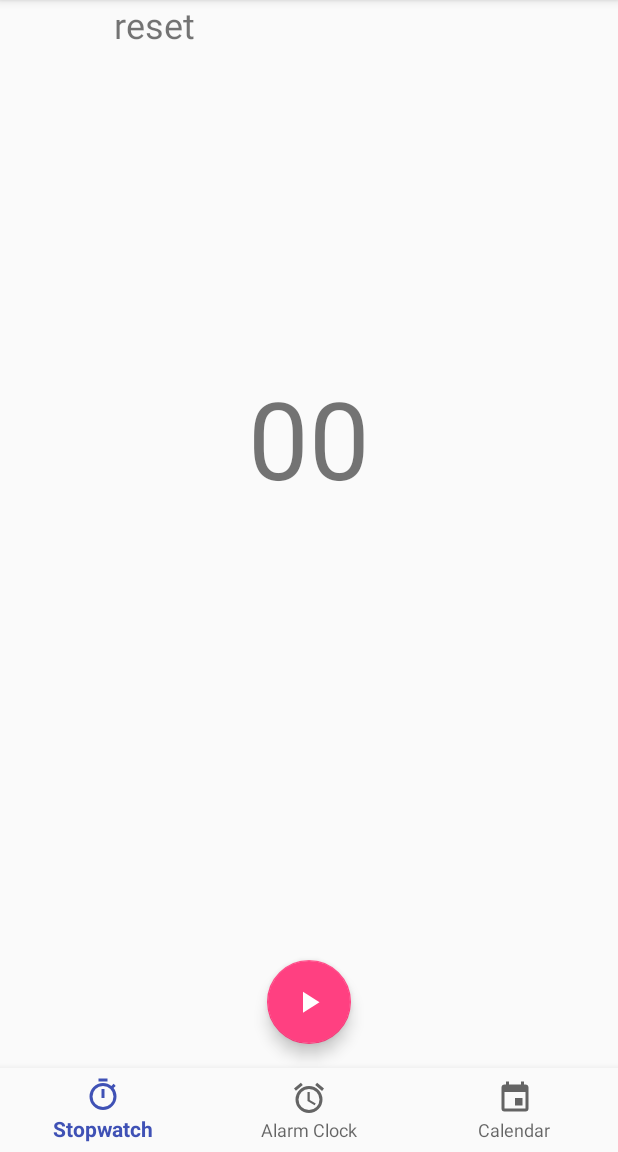
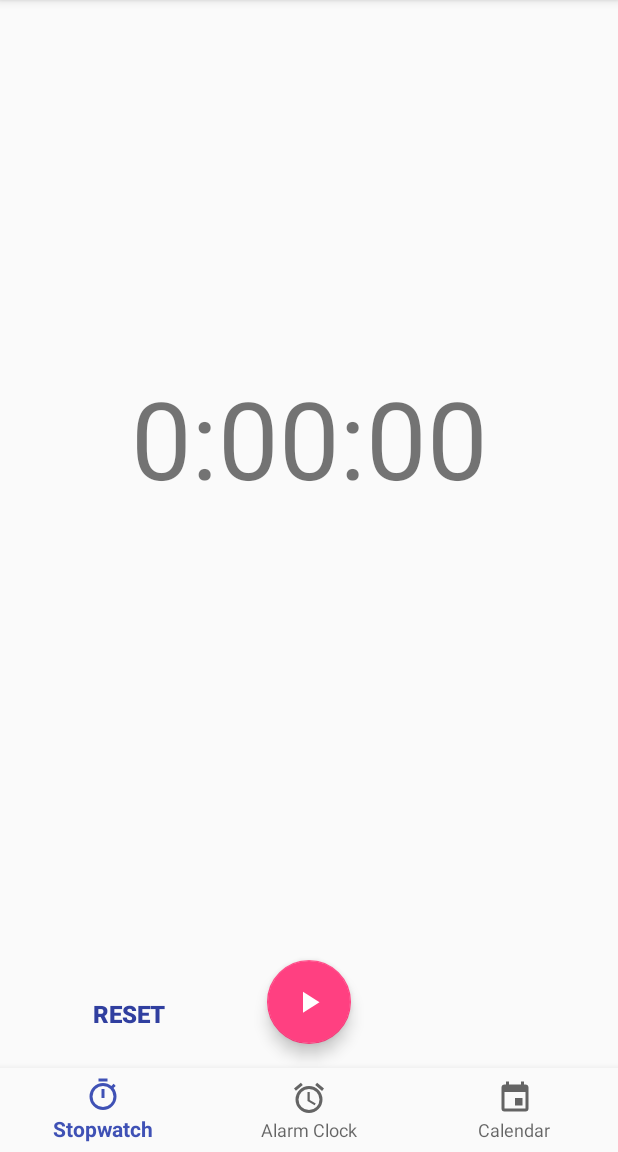
Before and after one commit to gutsul/TimeApp, an Android app: the screen it shows after launch (MainActivity), on a phone screen of 412 x 824 dp, the part 84-1236 px from its top. Run offline under Robolectric (Android 15) with nearby library versions, the phone set to English and light mode, and no system bars; our stand-ins replace ButterKnife.

Commit message:
Change reset to be button.

```diff
--- a/app/src/main/java/com/vint/timeapp/ui/fragments/StopWatchFragment.java
+++ b/app/src/main/java/com/vint/timeapp/ui/fragments/StopWatchFragment.java
@@ -27,7 +27,7 @@ public class StopWatchFragment extends BaseFragment implements StopWatchView{
     final int MSG_PAUSE_TIMER = 1;
     final int MSG_UPDATE_TIMER = 2;
     final int MSG_RESET_TIMER = 3;
-    final int REFRESH_RATE = 100;
+    final int REFRESH_RATE = 80;
 
     private StopWatchPresenter presenter;
     private Handler mHandler = new Handler()
--- a/app/src/main/res/layout/fragment_stopwatch.xml
+++ b/app/src/main/res/layout/fragment_stopwatch.xml
@@ -9,7 +9,7 @@
         android:layout_width="wrap_content"
         android:layout_height="wrap_content"
         android:layout_marginBottom="16dp"
-        android:text="00"
+        android:text="0:00:00"
         android:textSize="72sp"
         app:layout_constraintBottom_toTopOf="@+id/horizontal"
         app:layout_constraintLeft_toLeftOf="parent"
@@ -23,15 +23,20 @@
         app:layout_constraintGuide_percent="0.5" />
 
 
-    <TextView
+    <Button
         android:id="@+id/reset"
         android:layout_width="wrap_content"
         android:layout_height="wrap_content"
-        android:layout_marginEnd="48dp"
+        android:layout_marginBottom="12dp"
+        android:layout_marginRight="48dp"
+        android:clickable="true"
         android:text="@string/title_reset"
-        android:textSize="24dp"
-        app:layout_constraintRight_toLeftOf="@id/startOrPause"
-        android:layout_marginRight="48dp" />
+        android:background="@android:color/transparent"
+        android:textStyle="bold"
+        android:textColor="@color/colorPrimaryDark"
+        android:textSize="16sp"
+        app:layout_constraintBottom_toBottomOf="parent"
+        app:layout_constraintRight_toLeftOf="@id/startOrPause" />
 
     <android.support.design.widget.FloatingActionButton
         android:id="@+id/startOrPause"
--- a/app/src/main/res/values/strings.xml
+++ b/app/src/main/res/values/strings.xml
@@ -3,5 +3,5 @@
     <string name="title_stopwatch">Stopwatch</string>
     <string name="title_alarm_clock">Alarm Clock</string>
     <string name="title_calendar">Calendar</string>
-    <string name="title_reset">reset</string>
+    <string name="title_reset">RESET</string>
 </resources>
```
